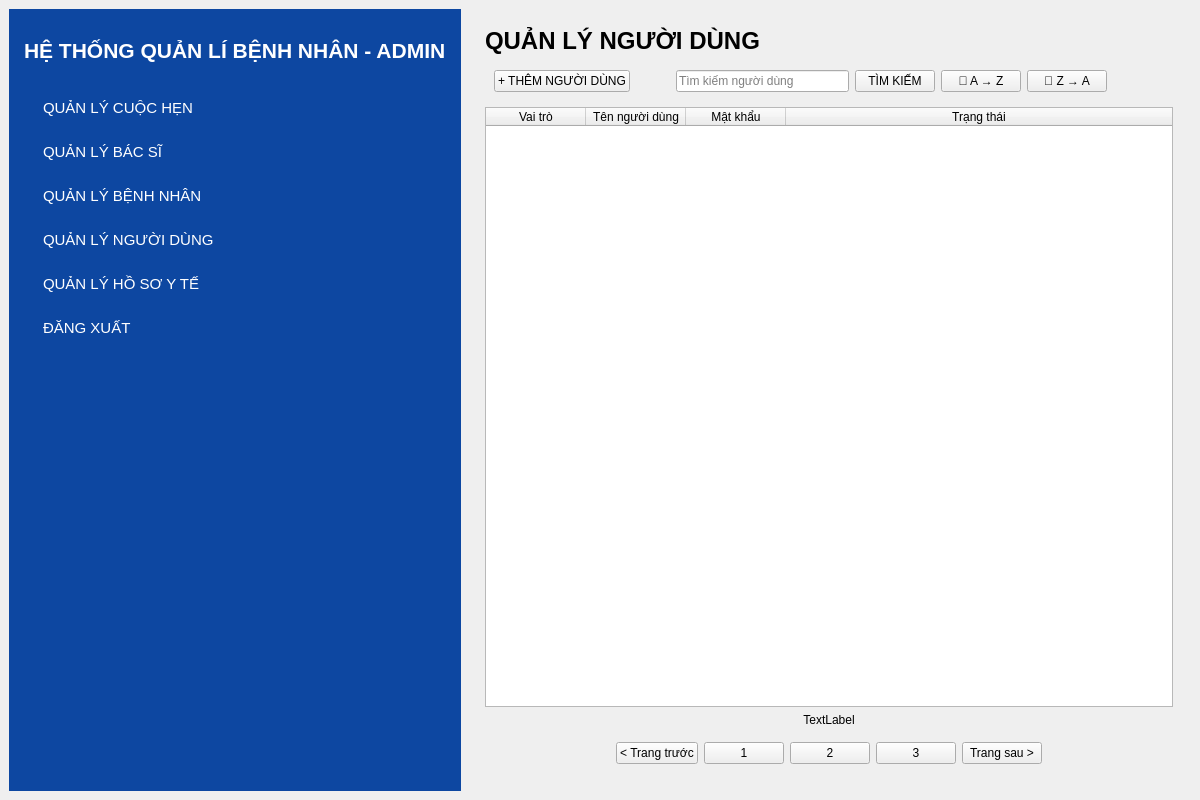
VanBao6002/PBL2_Appointment_Scheduling_System, file gui/adminwindow.ui: the form before one commit.
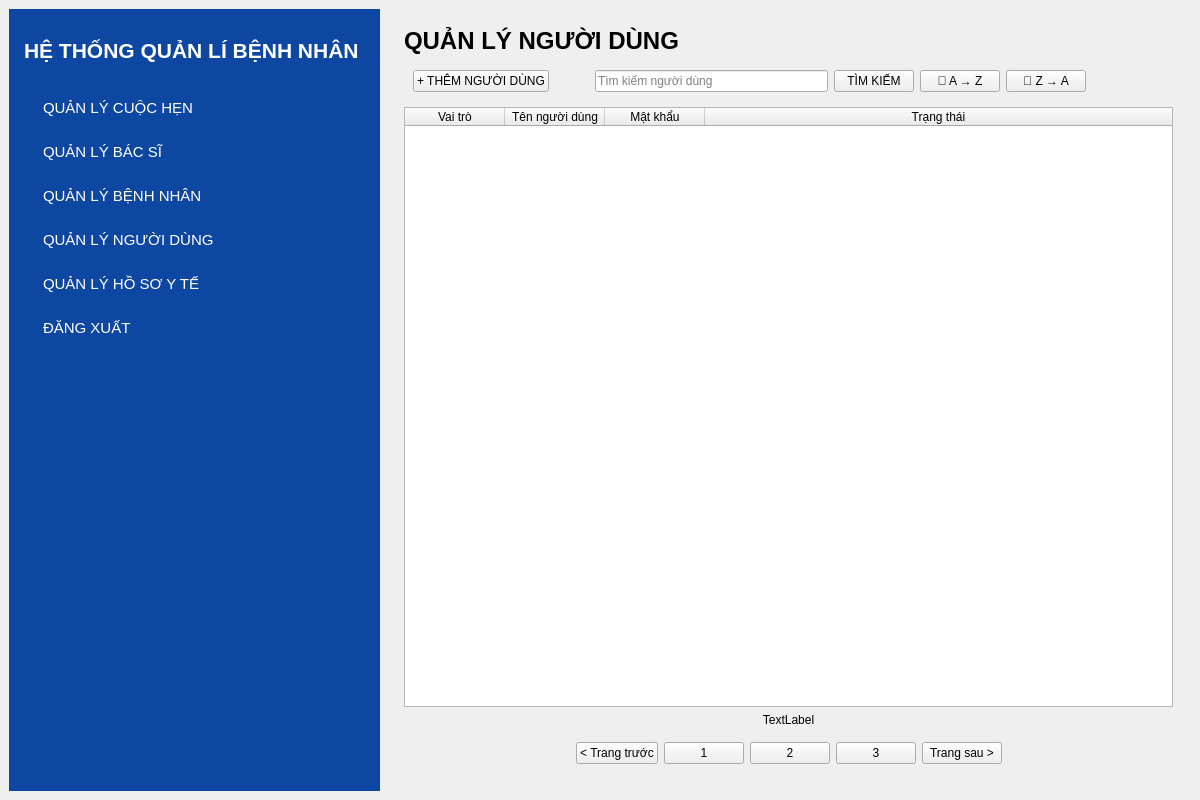
The form after the commit.

The edit to the form file:
```diff
--- a/gui/adminwindow.ui
+++ b/gui/adminwindow.ui
@@ -62,7 +62,7 @@
           <enum>Qt::LayoutDirection::LeftToRight</enum>
          </property>
          <property name="text">
-          <string>HỆ THỐNG QUẢN LÍ BỆNH NHÂN - ADMIN</string>
+          <string>HỆ THỐNG QUẢN LÍ BỆNH NHÂN </string>
          </property>
         </widget>
        </item>
```
